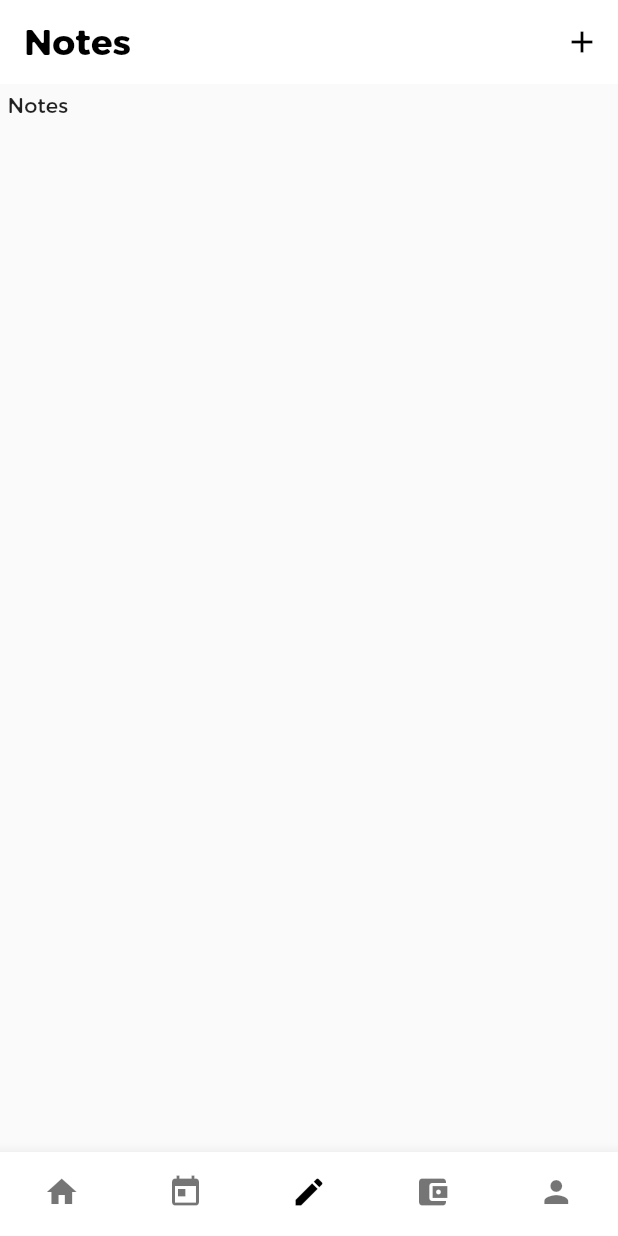
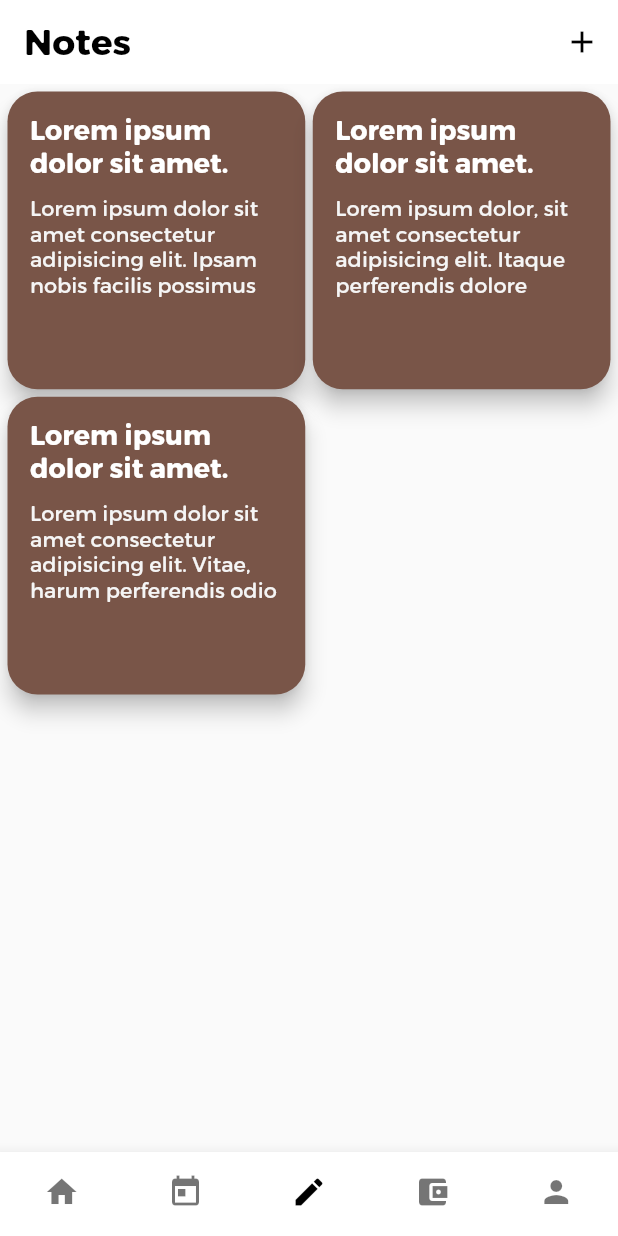
Before and after one commit to atedesch1/mebook, a Flutter app: the screen it shows once a user with an empty profile is signed in, item 3 of the bottom bar chosen, on a phone screen of 412 x 824 dp. Run offline on Flutter 3.47's test engine with Material 2 defaults, Android fonts, the phone set to English and light mode, and no system bars; our stand-ins replace device_preview, firebase_auth, firebase_core, flutter_dotenv, google_sign_in; accounts and stored records are empty; network calls fail; project files that could hold a hidden picture were left out.

Commit message:
add mock note previews

```diff
--- /dev/null
+++ b/mobile/lib/mock/notes_mock.dart
@@ -0,0 +1,19 @@
+class NotesMock {
+  final List<Map<String, Object>> notes = [
+    {
+      'title': 'Lorem ipsum dolor sit amet.',
+      'content':
+          'Lorem ipsum dolor sit amet consectetur adipisicing elit. Ipsam nobis facilis possimus tempora aut autem corrupti consectetur. Qui, ad nemo!'
+    },
+    {
+      'title': 'Lorem ipsum dolor sit amet.',
+      'content':
+          'Lorem ipsum dolor, sit amet consectetur adipisicing elit. Itaque perferendis dolore quaerat a totam tempore vitae suscipit, quos, illo eius esse autem nobis natus? Inventore sed ab, ipsum placeat iusto vitae accusamus facilis, eaque laudantium eligendi, molestias eius voluptates doloremque.'
+    },
+    {
+      'title': 'Lorem ipsum dolor sit amet.',
+      'content':
+          'Lorem ipsum dolor sit amet consectetur adipisicing elit. Vitae, harum perferendis odio tenetur quibusdam minus quaerat molestiae aliquam. Quisquam, neque deserunt beatae natus maxime consectetur illo corrupti, inventore tenetur quo impedit voluptatem provident excepturi nihil pariatur voluptate aperiam dolor consequatur, odio blanditiis laboriosam ipsum! Ipsa aliquid accusamus doloribus mollitia, necessitatibus provident distinctio, quo porro eveniet explicabo eius consequuntur, sunt doloremque.'
+    },
+  ];
+}
--- /dev/null
+++ b/mobile/lib/models/note_model.dart
@@ -0,0 +1,18 @@
+import 'package:flutter/foundation.dart';
+
+class Note {
+  final String title;
+  final String content;
+
+  Note({
+    @required this.title,
+    @required this.content,
+  });
+
+  factory Note.fromJson(Map<String, dynamic> json) {
+    return Note(
+      title: json['title'] as String,
+      content: json['content'] as String,
+    );
+  }
+}
--- a/mobile/lib/screens/notes_screen.dart
+++ b/mobile/lib/screens/notes_screen.dart
@@ -1,9 +1,17 @@
 import 'package:flutter/material.dart';
+import 'package:mebook/mock/notes_mock.dart';
+import 'package:mebook/models/note_model.dart';
 import 'package:mebook/widgets/note_card.dart';
 
 class NotesScreen extends StatelessWidget {
+  final List<Map<String, Object>> _notes = NotesMock().notes;
+
   @override
   Widget build(BuildContext context) {
+    final List<Note> notes = _notes
+        .map((item) => Note(title: item['title'], content: item['content']))
+        .toList();
+
     return Scaffold(
       body: CustomScrollView(
         physics: const BouncingScrollPhysics(
@@ -25,17 +33,20 @@ class NotesScreen extends StatelessWidget {
           ),
           SliverPadding(
             padding: EdgeInsets.symmetric(horizontal: 5),
-            sliver: SliverList(
-              delegate: SliverChildListDelegate(
-                [
-                  Padding(
-                    padding: const EdgeInsets.only(top: 5),
-                    child: Text('Notes'),
-                  ),
-                ],
+            sliver: SliverPadding(
+              padding: EdgeInsets.only(top: 5),
+              sliver: SliverGrid(
+                delegate: SliverChildBuilderDelegate(
+                    (context, index) => NoteCard(notes[index]),
+                    childCount: notes.length),
+                gridDelegate: SliverGridDelegateWithFixedCrossAxisCount(
+                  crossAxisCount: 2,
+                  crossAxisSpacing: 5,
+                  mainAxisSpacing: 5,
+                ),
               ),
             ),
-          )
+          ),
         ],
       ),
     );
--- /dev/null
+++ b/mobile/lib/widgets/note_card.dart
@@ -0,0 +1,48 @@
+import 'dart:math';
+
+import 'package:flutter/material.dart';
+import 'package:flutter/widgets.dart';
+import 'package:mebook/models/note_model.dart';
+
+class NoteCard extends StatelessWidget {
+  final Note _note;
+  NoteCard(this._note);
+
+  @override
+  Widget build(BuildContext context) {
+    return Material(
+      color: Colors.primaries[Random().nextInt(Colors.primaries.length)],
+      borderRadius: BorderRadius.circular(20),
+      elevation: 6,
+      child: InkWell(
+        onTap: () {},
+        child: Container(
+          padding: EdgeInsets.all(15),
+          child: Column(
+            mainAxisSize: MainAxisSize.min,
+            children: [
+              Text(
+                _note.title,
+                maxLines: 2,
+                overflow: TextOverflow.ellipsis,
+                style: TextStyle(
+                    color: Colors.white,
+                    fontSize: 18,
+                    fontWeight: FontWeight.bold),
+              ),
+              SizedBox(
+                height: 10,
+              ),
+              Text(
+                _note.content,
+                maxLines: 4,
+                overflow: TextOverflow.clip,
+                style: TextStyle(color: Colors.grey[100], fontSize: 14),
+              ),
+            ],
+          ),
+        ),
+      ),
+    );
+  }
+}
```
